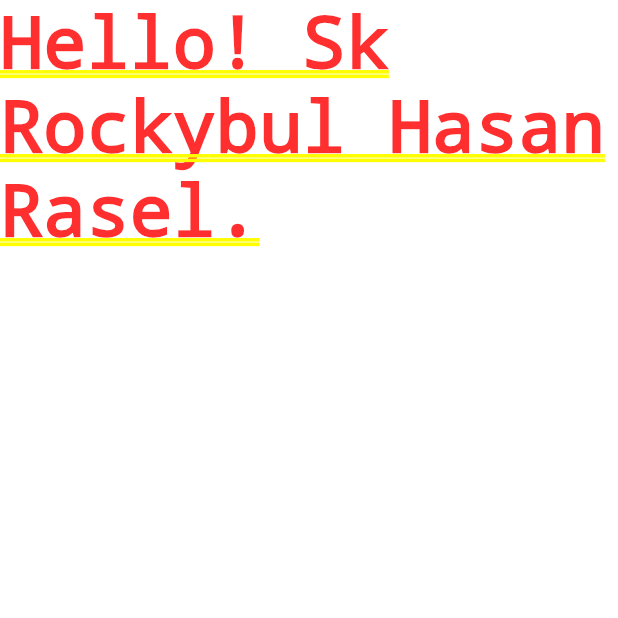
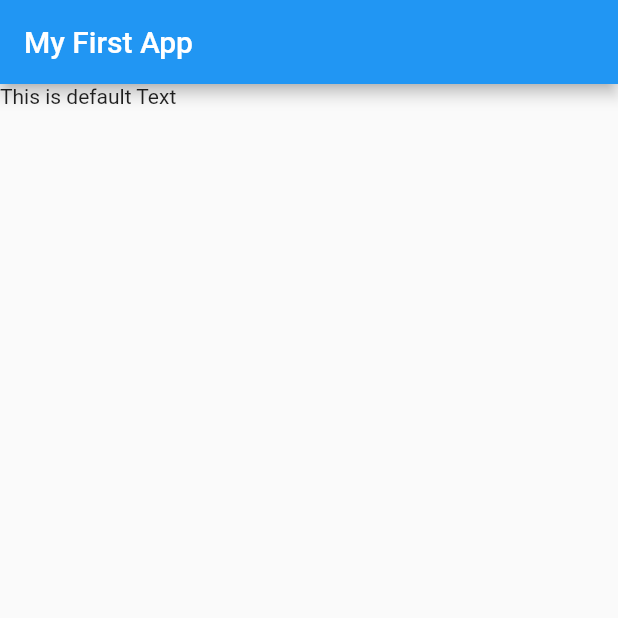
Before and after one commit to SkRhRasel/flutter_basic_widgets, a Flutter app: the screen it shows after launch, on a phone screen of 412 x 824 dp, the top half of it. Run offline on Flutter 3.47's test engine with Material 2 defaults, Android fonts, the phone set to English and light mode, and no system bars.

Commit message:
Scafold, appBar and body widgets added

```diff
--- a/flutter_basic_widgets/lib/main.dart
+++ b/flutter_basic_widgets/lib/main.dart
@@ -5,9 +5,13 @@ void main() => runApp(MyApp());
 class MyApp extends StatelessWidget {
   @override
   Widget build(BuildContext context) {
-    // TODO: implement build
     return MaterialApp(
-      home: Text('Hello! Sk Rockybul Hasan Rasel.'),
+      home: Scaffold(
+        appBar: AppBar(
+          title: Text('My First App'),
+        ),
+        body: Text('This is default Text'),
+      ),
     );
   }
 }
```
